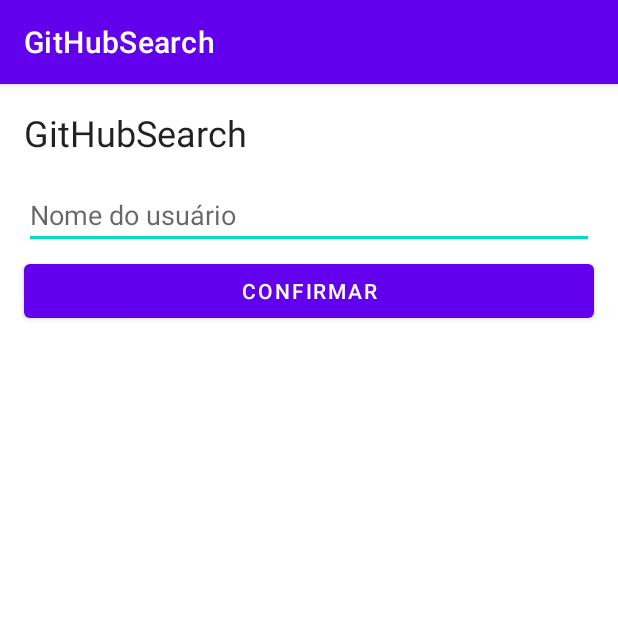
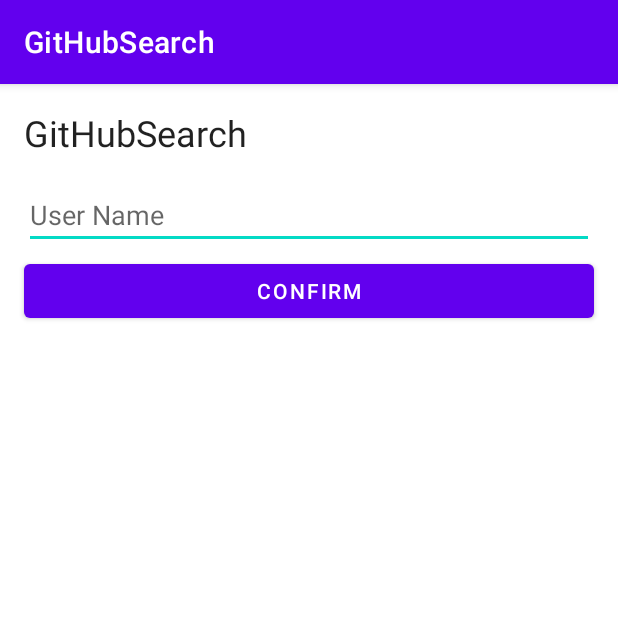
Before and after one commit to digitalinnovationone/desafio-github-search, an Android app: the screen it shows after launch (MainActivity), on a phone screen of 412 x 824 dp, the top half of it. Run offline under Robolectric (Android 15) with nearby library versions, the phone set to English and light mode, and no system bars.

Commit message:
setup views and add btn listener with cache

```diff
--- a/app/src/main/java/br/com/igorbag/githubsearch/ui/MainActivity.kt
+++ b/app/src/main/java/br/com/igorbag/githubsearch/ui/MainActivity.kt
@@ -1,8 +1,10 @@
 package br.com.igorbag.githubsearch.ui
 
+import android.content.Context
 import android.content.Intent
 import android.net.Uri
 import android.os.Bundle
+import android.util.Log
 import android.widget.Button
 import android.widget.EditText
 import androidx.appcompat.app.AppCompatActivity
@@ -13,38 +15,46 @@ import br.com.igorbag.githubsearch.domain.Repository
 
 class MainActivity : AppCompatActivity() {
 
-    lateinit var nomeUsuario: EditText
-    lateinit var btnConfirmar: Button
-    lateinit var listaRepositories: RecyclerView
+  lateinit var userName: EditText
+  lateinit var btnConfirm: Button
+  lateinit var repoList: RecyclerView
   lateinit var githubApi: GitHubService
 
   override fun onCreate(savedInstanceState: Bundle?) {
     super.onCreate(savedInstanceState)
     setContentView(R.layout.activity_main)
     setupView()
+    setupListeners()
     showUserName()
     setupRetrofit()
     getAllReposByUserName()
   }
 
-    // Metodo responsavel por realizar o setup da view e recuperar os Ids do layout
   fun setupView() {
-        //@TODO 1 - Recuperar os Id's da tela para a Activity com o findViewById
+    userName = findViewById(R.id.et_user_name)
+    btnConfirm = findViewById(R.id.btn_confirm)
+    repoList = findViewById(R.id.rv_repo_list)
   }
 
-    //metodo responsavel por configurar os listeners click da tela
   private fun setupListeners() {
-        //@TODO 2 - colocar a acao de click do botao confirmar
+    btnConfirm.setOnClickListener {
+      saveUserLocal()
     }
+  }
+  private fun saveUserLocal() {
+    val inputName = userName.text.toString()
+    val sharedPref = getPreferences(Context.MODE_PRIVATE) ?: return
 
-
-    // salvar o usuario preenchido no EditText utilizando uma SharedPreferences
-    private fun saveUserLocal() {
-        //@TODO 3 - Persistir o usuario preenchido na editText com a SharedPref no listener do botao salvar
+    with (sharedPref.edit()) {
+      putString(getString(R.string.saved_name), inputName)
+      apply()
+    }
   }
 
   private fun showUserName() {
-        //@TODO 4- depois de persistir o usuario exibir sempre as informacoes no EditText  se a sharedpref possuir algum valor, exibir no proprio editText o valor salvo
+    val sharedPref = getPreferences(Context.MODE_PRIVATE)
+    val saved_Name = sharedPref.getString(getString(R.string.saved_name), "")
+    userName.setText(saved_Name)
   }
 
   //Metodo responsavel por fazer a configuracao base do Retrofit
--- a/app/src/main/res/layout/activity_main.xml
+++ b/app/src/main/res/layout/activity_main.xml
@@ -7,7 +7,7 @@
   tools:context=".ui.MainActivity">
 
   <TextView
-        android:id="@+id/tv_titulo"
+    android:id="@+id/tv_title"
     style="@style/TextAppearance.MaterialComponents.Headline5"
     android:layout_width="wrap_content"
     android:layout_height="wrap_content"
@@ -17,37 +17,37 @@
     app:layout_constraintTop_toTopOf="parent" />
 
   <EditText
-        android:id="@+id/et_nome_usuario"
+    android:id="@+id/et_user_name"
     android:layout_width="0dp"
     android:layout_height="wrap_content"
     android:layout_margin="16dp"
     android:ems="10"
-        android:hint="@string/nome_usuario"
-        android:inputType="numberDecimal"
+    android:hint="@string/user_name"
+    android:inputType="text"
     android:maxLength="10"
     app:layout_constraintEnd_toEndOf="parent"
     app:layout_constraintStart_toStartOf="parent"
-        app:layout_constraintTop_toBottomOf="@id/tv_titulo" />
+    app:layout_constraintTop_toBottomOf="@id/tv_title" />
 
   <Button
-        android:id="@+id/btn_confirmar"
+    android:id="@+id/btn_confirm"
     android:layout_width="0dp"
     android:layout_height="wrap_content"
     android:layout_marginTop="4dp"
-        android:text="@string/confirmar"
-        app:layout_constraintEnd_toEndOf="@id/et_nome_usuario"
-        app:layout_constraintStart_toStartOf="@id/et_nome_usuario"
-        app:layout_constraintTop_toBottomOf="@id/et_nome_usuario" />
+    android:text="@string/confirm"
+    app:layout_constraintEnd_toEndOf="@id/et_user_name"
+    app:layout_constraintStart_toStartOf="@id/et_user_name"
+    app:layout_constraintTop_toBottomOf="@id/et_user_name" />
 
   <androidx.recyclerview.widget.RecyclerView
-        android:id="@+id/rv_lista_repositories"
+    android:id="@+id/rv_repo_list"
     android:layout_width="0dp"
     android:layout_height="0dp"
     app:layoutManager="androidx.recyclerview.widget.LinearLayoutManager"
     app:layout_constraintBottom_toBottomOf="parent"
     app:layout_constraintEnd_toEndOf="parent"
     app:layout_constraintStart_toStartOf="parent"
-        app:layout_constraintTop_toBottomOf="@id/btn_confirmar"
+    app:layout_constraintTop_toBottomOf="@id/btn_confirm"
     tools:listitem="@layout/repository_item" />
 
 </androidx.constraintlayout.widget.ConstraintLayout>
--- a/app/src/main/res/values/strings.xml
+++ b/app/src/main/res/values/strings.xml
@@ -1,5 +1,6 @@
 <resources>
-    <string name="app_name">GitHubSearch</string>
-    <string name="nome_usuario">Nome do usuário</string>
-    <string name="confirmar">Confirmar</string>
+  <string name="app_name">GitHubSearch</string>
+  <string name="user_name">User Name</string>
+  <string name="confirm">Confirm</string>
+  <string name="saved_name">saved_name</string>
 </resources>
```
Also changed, not shown: 1 other file. Lines whose indentation alone changed are shown as unchanged.
